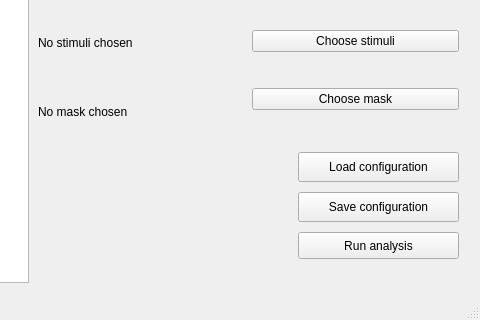
Old version of the form src/ui/hello_world.ui in the repository pfechd/jabe; both pictures show x 242 to 722 and y 87 to 407 of the 722 by 407 pixel window.
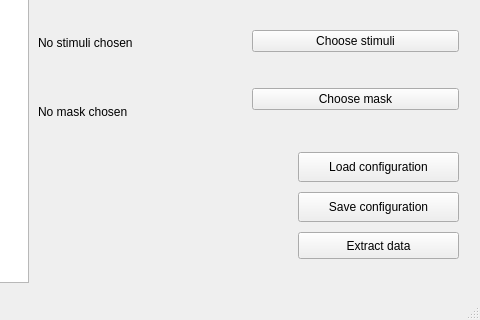
New version of the form.

Commit message: Move calculations into individual

What changed in the file:
```diff
--- a/src/ui/hello_world.ui
+++ b/src/ui/hello_world.ui
@@ -24,7 +24,7 @@
      </rect>
     </property>
     <property name="text">
-     <string>Run analysis</string>
+     <string>Extract data</string>
     </property>
    </widget>
    <widget class="QPushButton" name="load_configuration">
```
The commit also changes 2 other files.
